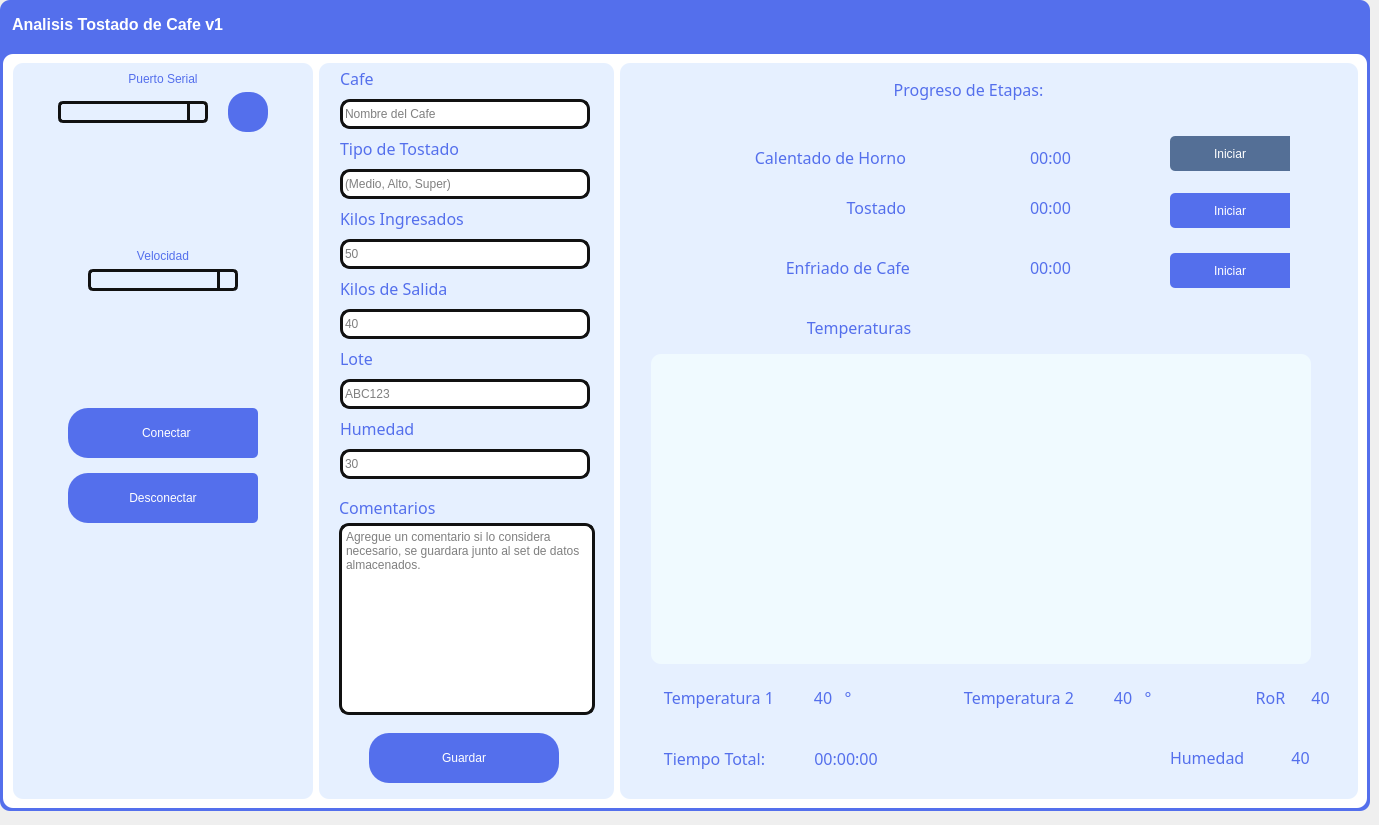
Before: the Qt Designer form desktop-app/GUI-2.ui in Fenix-LAB/web-app-2-esp32, drawn with Qt 5.
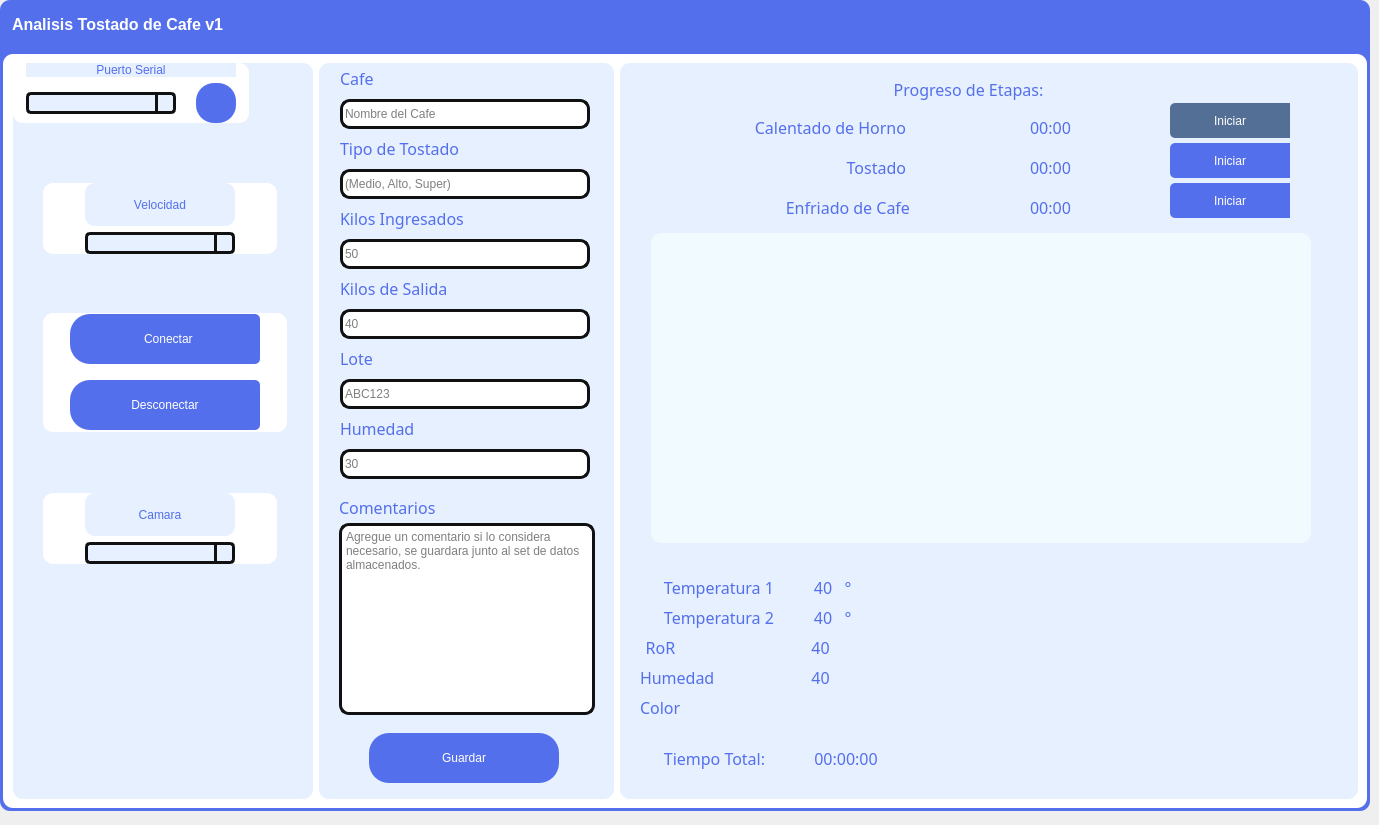
After: the same form once the commit is applied. Icons and pictures are not drawn.

Commit message:
Refactor GUI layout in gui_design.py to improve organization and aesthetics
- Introduced new layout widgets to better structure the menu components.
- Added a camera selection label and combo box with custom styling.
- Adjusted positioning of various elements for improved alignment and spacing.
- Removed unnecessary spacers and labels to streamline the interface.
- Added a video display area and color frame for enhanced visual feedback.
- Updated text labels for clarity and consistency.

Patch:
```diff
--- a/desktop-app/GUI-2.ui
+++ b/desktop-app/GUI-2.ui
@@ -246,8 +246,101 @@
           <property name="frameShadow">
            <enum>QFrame::Raised</enum>
           </property>
+          <widget class="QWidget" name="layoutWidget_2">
+           <property name="geometry">
+            <rect>
+             <x>30</x>
+             <y>430</y>
+             <width>234</width>
+             <height>71</height>
+            </rect>
+           </property>
+           <layout class="QHBoxLayout" name="horizontalLayout_7">
+            <item>
+             <spacer name="horizontalSpacer_8">
+              <property name="orientation">
+               <enum>Qt::Horizontal</enum>
+              </property>
+              <property name="sizeHint" stdset="0">
+               <size>
+                <width>28</width>
+                <height>20</height>
+               </size>
+              </property>
+             </spacer>
+            </item>
+            <item>
           <layout class="QVBoxLayout" name="verticalLayout_5">
            <item>
+               <widget class="QLabel" name="label_5">
+                <property name="text">
+                 <string>Camara</string>
+                </property>
+                <property name="alignment">
+                 <set>Qt::AlignCenter</set>
+                </property>
+               </widget>
+              </item>
+              <item>
+               <widget class="QComboBox" name="comboBox_camara">
+                <property name="minimumSize">
+                 <size>
+                  <width>150</width>
+                  <height>0</height>
+                 </size>
+                </property>
+                <property name="maximumSize">
+                 <size>
+                  <width>220</width>
+                  <height>16777215</height>
+                 </size>
+                </property>
+                <property name="styleSheet">
+                 <string notr="true">QComboBox{
+border:3px solid #111111;
+border-radius: 5px;
+min-width: 6em;
+background-color: rgb(230, 240, 255);
+font: 87 10pt &quot;Arial Black&quot;;
+}
+
+QComboBox::drop-down{
+subcontrol-origin:padding;
+subcontrol-position: top right;
+width: 15px;
+border-left-width: 3px;
+border-left-color: #111111;
+border-left-style:solid;
+border-top-right-radius: 4px;
+border-bottom-right-radius: 4px;
+}
+
+QComboBox QAbstractItemView{
+background:rgb(84,111,236);
+selection-background-color: white;
+color:rgb(218,0,55);
+}</string>
+                </property>
+               </widget>
+              </item>
+             </layout>
+            </item>
+            <item>
+             <spacer name="horizontalSpacer_9">
+              <property name="orientation">
+               <enum>Qt::Horizontal</enum>
+              </property>
+              <property name="sizeHint" stdset="0">
+               <size>
+                <width>18</width>
+                <height>20</height>
+               </size>
+              </property>
+             </spacer>
+            </item>
+           </layout>
+          </widget>
+          <widget class="QWidget" name="">
             <layout class="QHBoxLayout" name="horizontalLayout_6">
              <item>
               <spacer name="horizontalSpacer_7">
@@ -365,21 +458,16 @@
               </spacer>
              </item>
             </layout>
-           </item>
-           <item>
-            <spacer name="verticalSpacer">
-             <property name="orientation">
-              <enum>Qt::Vertical</enum>
-             </property>
-             <property name="sizeHint" stdset="0">
-              <size>
-               <width>20</width>
-               <height>81</height>
-              </size>
-             </property>
-            </spacer>
-           </item>
-           <item>
+          </widget>
+          <widget class="QWidget" name="">
+           <property name="geometry">
+            <rect>
+             <x>30</x>
+             <y>120</y>
+             <width>234</width>
+             <height>71</height>
+            </rect>
+           </property>
             <layout class="QHBoxLayout" name="horizontalLayout_5">
              <item>
               <spacer name="horizontalSpacer_2">
@@ -464,21 +552,16 @@
               </spacer>
              </item>
             </layout>
-           </item>
-           <item>
-            <spacer name="verticalSpacer_2">
-             <property name="orientation">
-              <enum>Qt::Vertical</enum>
-             </property>
-             <property name="sizeHint" stdset="0">
-              <size>
-               <width>20</width>
-               <height>82</height>
-              </size>
-             </property>
-            </spacer>
-           </item>
-           <item>
+          </widget>
+          <widget class="QWidget" name="">
+           <property name="geometry">
+            <rect>
+             <x>30</x>
+             <y>250</y>
+             <width>244</width>
+             <height>119</height>
+            </rect>
+           </property>
             <layout class="QHBoxLayout" name="horizontalLayout_9">
              <item>
               <spacer name="horizontalSpacer_4">
@@ -572,76 +655,7 @@
               </spacer>
              </item>
             </layout>
-           </item>
-           <item>
-            <spacer name="verticalSpacer_3">
-             <property name="orientation">
-              <enum>Qt::Vertical</enum>
-             </property>
-             <property name="sizeHint" stdset="0">
-              <size>
-               <width>20</width>
-               <height>81</height>
-              </size>
-             </property>
-            </spacer>
-           </item>
-           <item>
-            <layout class="QHBoxLayout" name="horizontalLayout_10">
-             <item>
-              <spacer name="horizontalSpacer_10">
-               <property name="orientation">
-                <enum>Qt::Horizontal</enum>
-               </property>
-               <property name="sizeHint" stdset="0">
-                <size>
-                 <width>18</width>
-                 <height>20</height>
-                </size>
-               </property>
-              </spacer>
-             </item>
-             <item>
-              <widget class="QLabel" name="label">
-               <property name="minimumSize">
-                <size>
-                 <width>150</width>
-                 <height>150</height>
-                </size>
-               </property>
-               <property name="maximumSize">
-                <size>
-                 <width>150</width>
-                 <height>150</height>
-                </size>
-               </property>
-               <property name="text">
-                <string/>
-               </property>
-               <property name="pixmap">
-                <pixmap>images/pngkey.com-granos-de-cafe-png-7800925.png</pixmap>
-               </property>
-               <property name="scaledContents">
-                <bool>true</bool>
-               </property>
-              </widget>
-             </item>
-             <item>
-              <spacer name="horizontalSpacer_11">
-               <property name="orientation">
-                <enum>Qt::Horizontal</enum>
-               </property>
-               <property name="sizeHint" stdset="0">
-                <size>
-                 <width>18</width>
-                 <height>20</height>
-                </size>
-               </property>
-              </spacer>
-             </item>
-            </layout>
-           </item>
-          </layout>
+          </widget>
          </widget>
         </item>
         <item>
@@ -1212,7 +1226,7 @@
                    <property name="geometry">
                     <rect>
                      <x>370</x>
-                     <y>80</y>
+                     <y>50</y>
                      <width>121</width>
                      <height>28</height>
                     </rect>
@@ -1237,7 +1251,7 @@
                    <property name="geometry">
                     <rect>
                      <x>370</x>
-                     <y>130</y>
+                     <y>90</y>
                      <width>121</width>
                      <height>28</height>
                     </rect>
@@ -1262,7 +1276,7 @@
                    <property name="geometry">
                     <rect>
                      <x>370</x>
-                     <y>190</y>
+                     <y>130</y>
                      <width>121</width>
                      <height>28</height>
                     </rect>
@@ -1286,8 +1300,8 @@
                   <widget class="QLabel" name="valor_3">
                    <property name="geometry">
                     <rect>
-                     <x>660</x>
-                     <y>680</y>
+                     <x>180</x>
+                     <y>600</y>
                      <width>41</width>
                      <height>28</height>
                     </rect>
@@ -1312,7 +1326,7 @@
                    <property name="geometry">
                     <rect>
                      <x>70</x>
-                     <y>80</y>
+                     <y>50</y>
                      <width>216</width>
                      <height>28</height>
                     </rect>
@@ -1340,7 +1354,7 @@
                    <property name="geometry">
                     <rect>
                      <x>550</x>
-                     <y>73</y>
+                     <y>40</y>
                      <width>120</width>
                      <height>35</height>
                     </rect>
@@ -1392,7 +1406,7 @@
                    <property name="geometry">
                     <rect>
                      <x>550</x>
-                     <y>130</y>
+                     <y>80</y>
                      <width>120</width>
                      <height>35</height>
                     </rect>
@@ -1444,7 +1458,7 @@
                    <property name="geometry">
                     <rect>
                      <x>200</x>
-                     <y>130</y>
+                     <y>90</y>
                      <width>86</width>
                      <height>28</height>
                     </rect>
@@ -1469,7 +1483,7 @@
                    <property name="geometry">
                     <rect>
                      <x>110</x>
-                     <y>190</y>
+                     <y>130</y>
                      <width>180</width>
                      <height>28</height>
                     </rect>
@@ -1494,7 +1508,7 @@
                    <property name="geometry">
                     <rect>
                      <x>550</x>
-                     <y>190</y>
+                     <y>120</y>
                      <width>120</width>
                      <height>35</height>
                     </rect>
@@ -1542,36 +1556,11 @@
                     </size>
                    </property>
                   </widget>
-                  <widget class="QLabel" name="label_24">
-                   <property name="geometry">
-                    <rect>
-                     <x>160</x>
-                     <y>250</y>
-                     <width>158</width>
-                     <height>28</height>
-                    </rect>
-                   </property>
-                   <property name="font">
-                    <font>
-                     <family>Arial Black</family>
-                     <pointsize>12</pointsize>
-                     <weight>9</weight>
-                     <italic>false</italic>
-                     <bold>false</bold>
-                    </font>
-                   </property>
-                   <property name="text">
-                    <string>Temperaturas</string>
-                   </property>
-                   <property name="alignment">
-                    <set>Qt::AlignCenter</set>
-                   </property>
-                  </widget>
                   <widget class="QLabel" name="label_26">
                    <property name="geometry">
                     <rect>
-                     <x>550</x>
-                     <y>680</y>
+                     <x>20</x>
+                     <y>600</y>
                      <width>102</width>
                      <height>28</height>
                     </rect>
@@ -1621,7 +1610,7 @@
                    <property name="geometry">
                     <rect>
                      <x>20</x>
-                     <y>620</y>
+                     <y>510</y>
                      <width>158</width>
                      <height>28</height>
                     </rect>
@@ -1645,8 +1634,8 @@
                   <widget class="QLabel" name="label_28">
                    <property name="geometry">
                     <rect>
-                     <x>320</x>
-                     <y>620</y>
+                     <x>20</x>
+                     <y>540</y>
                      <width>158</width>
                      <height>28</height>
                     </rect>
@@ -1670,8 +1659,8 @@
                   <widget class="QLabel" name="label_29">
                    <property name="geometry">
                     <rect>
-                     <x>610</x>
-                     <y>620</y>
+                     <x>0</x>
+                     <y>570</y>
                      <width>81</width>
                      <height>28</height>
                     </rect>
@@ -1695,8 +1684,8 @@
                   <widget class="QLabel" name="valor_4">
                    <property name="geometry">
                     <rect>
-                     <x>680</x>
-                     <y>620</y>
+                     <x>180</x>
+                     <y>570</y>
                      <width>41</width>
                      <height>28</height>
                     </rect>
@@ -1724,7 +1713,7 @@
                    <property name="geometry">
                     <rect>
                      <x>31</x>
-                     <y>291</y>
+                     <y>170</y>
                      <width>660</width>
                      <height>310</height>
                     </rect>
@@ -1768,8 +1757,8 @@
                   <widget class="QLabel" name="valor_2">
                    <property name="geometry">
                     <rect>
-                     <x>490</x>
-                     <y>620</y>
+                     <x>190</x>
+                     <y>540</y>
                      <width>26</width>
                      <height>28</height>
                     </rect>
@@ -1793,8 +1782,8 @@
                   <widget class="QLabel" name="n_2">
                    <property name="geometry">
                     <rect>
-                     <x>520</x>
-                     <y>620</y>
+                     <x>220</x>
+                     <y>540</y>
                      <width>16</width>
                      <height>28</height>
                     </rect>
@@ -1819,7 +1808,7 @@
                    <property name="geometry">
                     <rect>
                      <x>190</x>
-                     <y>620</y>
+                     <y>510</y>
                      <width>26</width>
                      <height>28</height>
                     </rect>
@@ -1844,7 +1833,7 @@
                    <property name="geometry">
                     <rect>
                      <x>220</x>
-                     <y>620</y>
+                     <y>510</y>
                      <width>16</width>
                      <height>28</height>
                     </rect>
@@ -1915,6 +1904,78 @@
                     <set>Qt::AlignCenter</set>
                    </property>
                   </widget>
+                  <widget class="QLabel" name="video">
+                   <property name="geometry">
+                    <rect>
+                     <x>370</x>
+                     <y>500</y>
+                     <width>300</width>
+                     <height>200</height>
+                    </rect>
+                   </property>
+                   <property name="minimumSize">
+                    <size>
+                     <width>300</width>
+                     <height>200</height>
+                    </size>
+                   </property>
+                   <property name="maximumSize">
+                    <size>
+                     <width>300</width>
+                     <height>200</height>
+                    </size>
+                   </property>
+                   <property name="text">
+                    <string/>
+                   </property>
+                   <property name="pixmap">
+                    <pixmap>images/pngkey.com-granos-de-cafe-png-7800925.png</pixmap>
+                   </property>
+                   <property name="scaledContents">
+                    <bool>true</bool>
+                   </property>
+                  </widget>
+                  <widget class="QLabel" name="label_30">
+                   <property name="geometry">
+                    <rect>
+                     <x>20</x>
+                     <y>630</y>
+                     <width>102</width>
+                     <height>28</height>
+                    </rect>
+                   </property>
+                   <property name="font">
+                    <font>
+                     <family>Arial Black</family>
+                     <pointsize>12</pointsize>
+                     <weight>9</weight>
+                     <italic>false</italic>
+                     <bold>false</bold>
+                    </font>
+                   </property>
+                   <property name="text">
+                    <string>Color</string>
+                   </property>
+                   <property name="alignment">
+                    <set>Qt::AlignLeading|Qt::AlignLeft|Qt::AlignVCenter</set>
+                   </property>
+                  </widget>
+                  <widget class="QFrame" name="frame_color">
+                   <property name="geometry">
+                    <rect>
+                     <x>190</x>
+                     <y>630</y>
+                     <width>21</width>
+                     <height>21</height>
+                    </rect>
+                   </property>
+                   <property name="frameShape">
+                    <enum>QFrame::StyledPanel</enum>
+                   </property>
+                   <property name="frameShadow">
+                    <enum>QFrame::Raised</enum>
+                   </property>
+                  </widget>
                  </widget>
                 </item>
                </layout>
```
Lines whose indentation alone changed are shown as unchanged. The commit also changes 1 other file.
